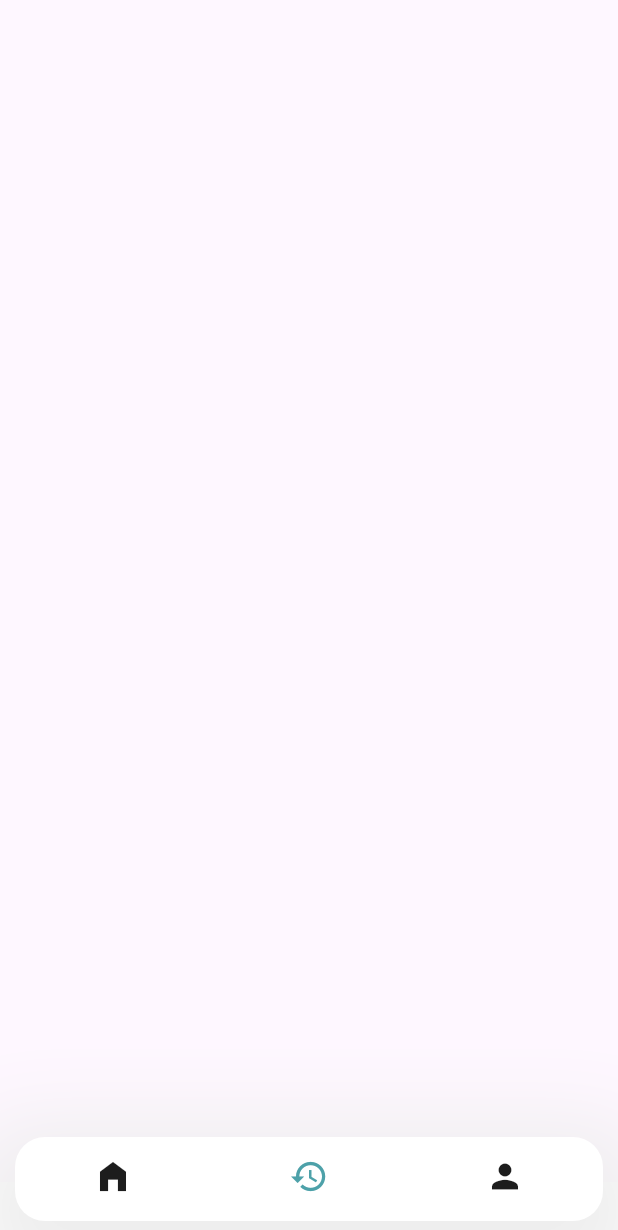
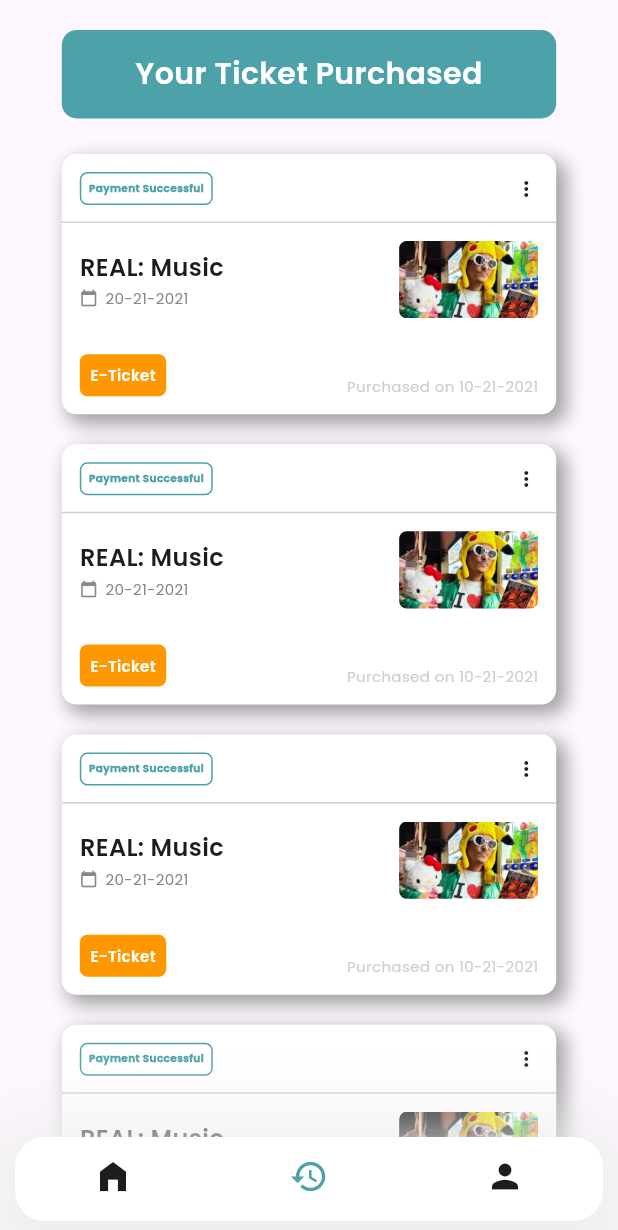
Before and after one commit to danishhhhhh/pkk_ui, a Flutter app: the screen it shows after launch, item 2 of the bottom bar chosen, on a phone screen of 412 x 824 dp. Shown: the top 1230 px of the screen. Run offline on Flutter 3.47's test engine with Material 3 defaults, Android fonts, the phone set to English and light mode, and no system bars; drawn by our look-alikes of persistent_bottom_nav_bar.

Commit message:
add history

```diff
--- a/lib/common/konserklik_colors.dart
+++ b/lib/common/konserklik_colors.dart
@@ -5,6 +5,8 @@ class KonserKlikColor {
   static const Color toscaBase = Color(0xFF4DA1A9);
   static const Color whiteBase = Color(0xFFFFFFFF);
   static const Color blackBase = Color(0xFF1D1D1D);
+  static const Color greyBase = Color(0xFF888888);
   static const Color lightGrey = Color(0xFFCFCFCF);
   static const Color redBase = Color(0xFFFF4E4E);
+  static const Color greenBase = Color(0xFF85FF7A);
 }
--- /dev/null
+++ b/lib/pages/history_page/component/event_card_component.dart
@@ -0,0 +1,157 @@
+import 'package:flutter/material.dart';
+import 'package:tugas_slicing_pkk/common/konserklik_colors.dart';
+
+class EventCardComponent extends StatelessWidget {
+  const EventCardComponent(
+      {super.key, required this.name, required this.image, required this.date});
+
+  final String name, image, date;
+
+  @override
+  Widget build(BuildContext context) {
+    final width = MediaQuery.of(context).size.width;
+    return InkWell(
+      onTap: () {},
+      child: Container(
+        margin: EdgeInsets.symmetric(vertical: 10, horizontal: width * 0.1),
+        decoration: BoxDecoration(
+          color: Colors.white,
+          boxShadow: const [
+            BoxShadow(
+              color: Colors.grey,
+              offset: Offset(5, 5),
+              blurRadius: 10,
+              spreadRadius: 1,
+            ),
+          ],
+          borderRadius: BorderRadius.circular(10),
+        ),
+        width: double.maxFinite,
+        child: Column(
+          crossAxisAlignment: CrossAxisAlignment.start,
+          children: [
+            Padding(
+              padding: const EdgeInsets.all(12),
+              child: Row(
+                children: [
+                  Container(
+                    padding: const EdgeInsets.all(5),
+                    decoration: BoxDecoration(
+                        color: KonserKlikColor.whiteBase,
+                        border: Border.all(color: KonserKlikColor.toscaBase, width: 1),
+                        borderRadius: BorderRadius.circular(5)),
+                    child: const Text(
+                      "Payment Successful",
+                      style: TextStyle(
+                        color: KonserKlikColor.toscaBase,
+                        fontFamily: "Poppins",
+                        fontSize: 7,
+                        fontWeight: FontWeight.w900
+                      ),
+                    ),
+                  ),
+                  const Spacer(),
+                  const Icon(
+                    Icons.more_vert,
+                    size: 16,
+                  )
+                ],
+              ),
+            ),
+            const Divider(
+              height: 0,
+              color: KonserKlikColor.lightGrey,
+            ),
+            Padding(
+              padding: const EdgeInsets.all(12),
+              child: Row(
+                crossAxisAlignment: CrossAxisAlignment.center,
+                children: [
+                  Column(
+                    crossAxisAlignment: CrossAxisAlignment.start,
+                    children: [
+                      Container(
+                        margin: const EdgeInsets.only(bottom: 2),
+                        width: width * 0.4,
+                        child: Text(
+                          name,
+                          softWrap: true,
+                          maxLines: 2,
+                          overflow: TextOverflow.ellipsis,
+                          style: const TextStyle(
+                              fontFamily: "Poppins", fontWeight: FontWeight.w600, fontSize: 16),
+                        ),
+                      ),
+                      Row(
+                        children: [
+                          const Icon(
+                            Icons.calendar_today,
+                            color: KonserKlikColor.greyBase,
+                            size: 12,
+                          ),
+                          Padding(
+                            padding: const EdgeInsets.only(left: 5),
+                            child: Text(
+                              date,
+                              style: const TextStyle(
+                                fontFamily: "Poppins",
+                                color: KonserKlikColor.greyBase,
+                                fontSize: 10,
+                              ),
+                            ),
+                          ),
+                        ],
+                      ),
+                    ],
+                  ),
+                  const Spacer(),
+                  ClipRRect(
+                    borderRadius: BorderRadius.circular(5),
+                    child: Image.asset(
+                      image,
+                      fit: BoxFit.cover,
+                      width: width * 0.225,
+                      height: width * 0.125,
+                    ),
+                  ),
+                ],
+              ),
+            ),
+            Row(
+              mainAxisAlignment: MainAxisAlignment.spaceBetween,
+              crossAxisAlignment: CrossAxisAlignment.end,
+              children: [
+                Padding(
+                  padding: const EdgeInsets.all(12),
+                  child: Container(
+                    decoration: BoxDecoration(
+                      color: Colors.orange,
+                      borderRadius: BorderRadius.circular(5),
+                    ),
+                    padding: const EdgeInsets.all(7),
+                    child: Text(
+                      "E-Ticket",
+                      style: TextStyle(
+                        color: Colors.white,
+                        fontFamily: "Poppins",
+                        fontWeight: FontWeight.w700,
+                        fontSize: 10,
+                      ),
+                    ),
+                  ),
+                ),
+                const Padding(
+                  padding: EdgeInsets.all(12),
+                  child: Text(
+                    "Purchased on 10-21-2021",
+                    style: TextStyle(color: KonserKlikColor.lightGrey, fontSize: 10, fontFamily: "Poppins"),
+                  ),
+                ),
+              ],
+            ),
+          ],
+        ),
+      ),
+    );
+  }
+}
--- a/lib/pages/history_page/history_page.dart
+++ b/lib/pages/history_page/history_page.dart
@@ -1,12 +1,55 @@
 import 'package:flutter/material.dart';
+import 'package:tugas_slicing_pkk/common/konserklik_colors.dart';
+import 'package:tugas_slicing_pkk/pages/history_page/component/event_card_component.dart';
 
 class HistoryPage extends StatelessWidget {
   const HistoryPage({super.key});
 
   @override
   Widget build(BuildContext context) {
-    return const Scaffold(
-
+    final height = MediaQuery.of(context).size.height;
+    double width = MediaQuery.of(context).size.width;
+    return Scaffold(
+      body: SafeArea(
+        child: Stack(
+          alignment: Alignment.topCenter,
+          children: [
+            Padding(
+              padding: EdgeInsets.only(top: height * 0.1125),
+              child: ListView.builder(
+                itemCount: 10,
+                shrinkWrap: true,
+                itemBuilder: (BuildContext context, int index) {
+                  return const EventCardComponent(
+                    image: 'assets/image/concert_card_image.jpg',
+                    name: 'REAL: Music',
+                    date: '20-21-2021',
+                  );
+                },
+              ),
+            ),
+            Container(
+              margin: EdgeInsets.symmetric(vertical: 20, horizontal: width * 0.1),
+              padding: const EdgeInsets.all(15),
+              decoration: BoxDecoration(
+                color: KonserKlikColor.toscaBase,
+                borderRadius: BorderRadius.circular(10),
+              ),
+              width: double.maxFinite,
+              child: const Text(
+                textAlign: TextAlign.center,
+                "Your Ticket Purchased",
+                style: TextStyle(
+                  color: KonserKlikColor.whiteBase,
+                  fontFamily: "Poppins",
+                  fontWeight: FontWeight.w600,
+                  fontSize: 20,
+                ),
+              ),
+            ),
+          ],
+        ),
+      ),
     );
   }
 }
--- a/lib/pages/home_page/widget/deal_of_the_week_card.dart
+++ b/lib/pages/home_page/widget/deal_of_the_week_card.dart
@@ -6,7 +6,9 @@ class DealOfTheWeekCard extends StatelessWidget {
 
   @override
   Widget build(BuildContext context) {
-    return Container(
+    return InkWell(
+      onTap: (){},
+      child: Container(
         margin: const EdgeInsets.only(right: 15),
         height: 185,
         width: 305,
@@ -129,6 +131,7 @@ class DealOfTheWeekCard extends StatelessWidget {
             ],
           ),
         ),
+      ),
     );
   }
 }
```
Lines whose indentation alone changed are shown as unchanged.
